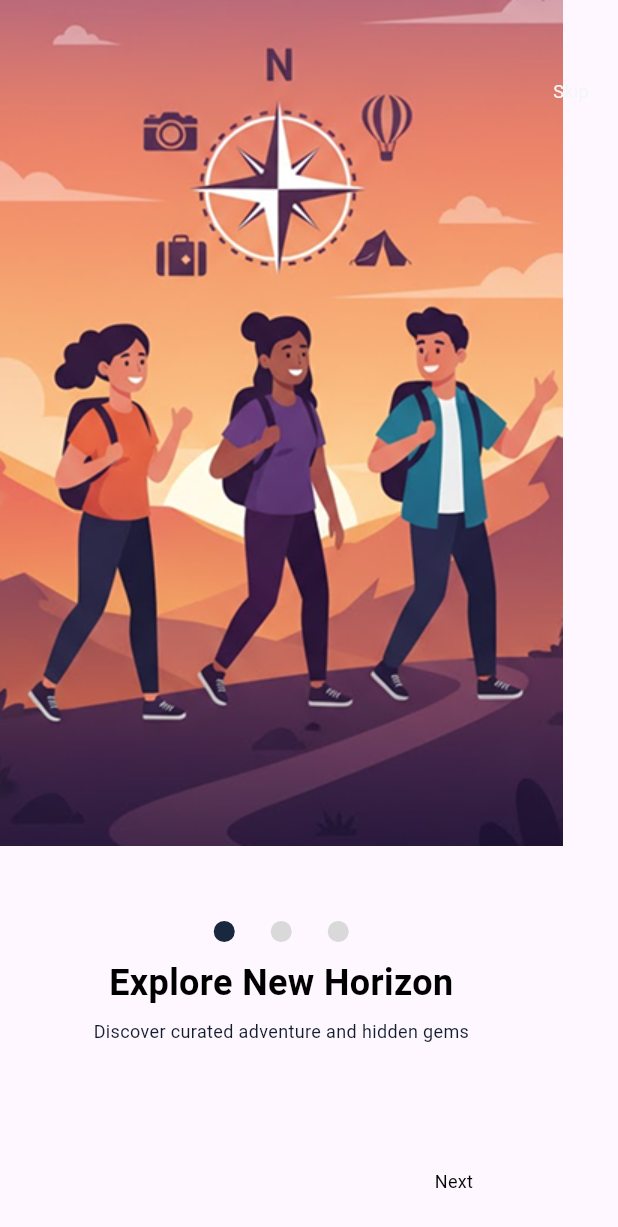
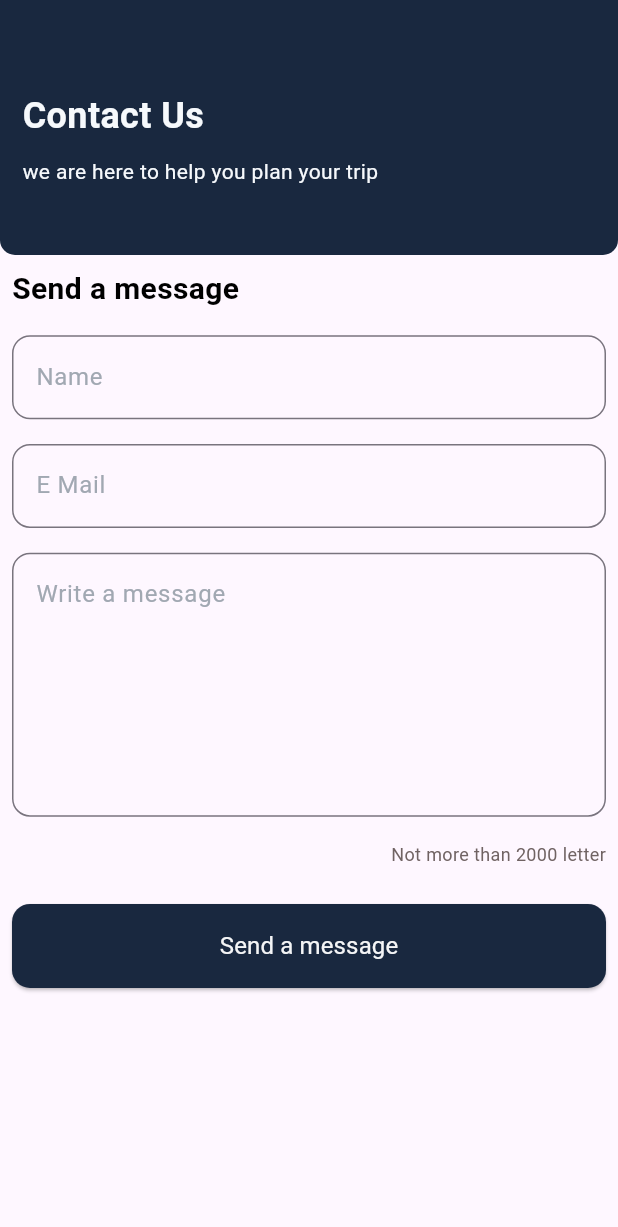
Before and after one commit to Engiielshaer/tourism_app, a Flutter app: the screen it shows after launch, on a phone screen of 412 x 824 dp. Shown: the top 1227 px of the screen. Run offline on Flutter 3.47's test engine with Material 3 defaults, Android fonts, the phone set to English and light mode, and no system bars; drawn by our look-alikes of smooth_page_indicator.

Commit message:
Finished Ui of Contact Us screen .

```diff
--- a/lib/main.dart
+++ b/lib/main.dart
@@ -2,6 +2,7 @@ import 'package:flutter/material.dart';
 import 'package:tourism_task/ui/auth/forgetPassword/forgetPassword_screen.dart';
 import 'package:tourism_task/ui/auth/login/login_screen.dart';
 import 'package:tourism_task/ui/auth/signup/signUp_screen.dart';
+import 'package:tourism_task/ui/screens/contactUs/contactUs.dart';
 import 'package:tourism_task/ui/screens/onboarding/onboarbing_screen.dart';
 import 'package:tourism_task/ui/screens/splash/splash.dart';
 import 'package:tourism_task/ui/screens/welcome/welcome_screen.dart';
@@ -21,14 +22,15 @@ class MyApp extends StatelessWidget {
       debugShowCheckedModeBanner: false,
 
       routes: {
-        SplashScreen.routeName:(_)=> SplashScreen(),
-        OnBoardingScreen.routeName:(_)=>OnBoardingScreen(),
-        SignUpScreen.routeName:(_)=> SignUpScreen(),
-        LoginScreen.routeName:(_)=> LoginScreen(),
-        ForgetPasswordScreen.routeName:(_)=>ForgetPasswordScreen(),
-        WelcomeScreen.routeName:(_)=>WelcomeScreen()
+        SplashScreen.routeName:(_)=>const SplashScreen(),
+        OnBoardingScreen.routeName:(_)=>const OnBoardingScreen(),
+        SignUpScreen.routeName:(_)=>const SignUpScreen(),
+        LoginScreen.routeName:(_)=>const LoginScreen(),
+        ForgetPasswordScreen.routeName:(_)=>const ForgetPasswordScreen(),
+        WelcomeScreen.routeName:(_)=>const WelcomeScreen(),
+        ContactUs.routeName: (_)=>const ContactUs()
       },
-      initialRoute: SplashScreen.routeName,
+      initialRoute: ContactUs.routeName,
     );
 
 
--- a/lib/ui/auth/customWidget/textField.dart
+++ b/lib/ui/auth/customWidget/textField.dart
@@ -20,8 +20,8 @@ class BuildTextField extends StatelessWidget {
         suffixIcon: icon !=null ? Icon(icon,color: Color(0xffA1A8B2),) : null ,
         border: OutlineInputBorder(
           borderRadius: BorderRadius.circular(12),
-          borderSide: BorderSide(
-            color: Color(0xffA1A8B2)
+          borderSide: const BorderSide(
+            color: Color(0xffDADCE0)
           )
         )
       ),
--- /dev/null
+++ b/lib/ui/screens/contactUs/contactUs.dart
@@ -0,0 +1,114 @@
+
+import 'package:flutter/cupertino.dart';
+import 'package:flutter/material.dart';
+import 'package:tourism_task/ui/auth/customWidget/textField.dart';
+import 'package:tourism_task/ui/utils/app_style.dart';
+
+class ContactUs extends StatelessWidget {
+  static const String routeName='ContactUs';
+  const ContactUs({super.key});
+
+  @override
+  Widget build(BuildContext context) {
+    return Scaffold(
+      appBar: PreferredSize(
+        preferredSize: const Size.fromHeight(170),
+        child: AppBar(
+          shape: const RoundedRectangleBorder(
+            borderRadius: BorderRadius.vertical(
+              bottom: Radius.circular(10)
+            ),
+          ),
+          backgroundColor: Color(0xff19283F),
+          elevation: 0.0,
+          flexibleSpace: Container(
+            padding: EdgeInsets.only(top: 60),
+
+            child: Column(
+              crossAxisAlignment: CrossAxisAlignment.start,
+              children: [
+                Padding(
+                  padding: const EdgeInsets.only(left: 15),
+                  child: Text('Contact Us',
+                    style: AppStyle.largeTitle.copyWith(color: Color(0xffF6F9FC)),
+                  ),
+                ),
+                SizedBox(height: 10,),
+                Padding(
+                  padding: const EdgeInsets.only(left: 15),
+                  child: Text('we are here to help you plan your trip',
+                    style: AppStyle.hintText.copyWith(fontSize: 14,color: Color(0xffF6F9FC)),
+                  ),
+                ),],
+            ),),
+        ),),
+      body: SingleChildScrollView(
+        child: Padding(
+          padding: const EdgeInsets.all(8.0),
+          child: Column(
+            crossAxisAlignment:CrossAxisAlignment.start,
+            children: [
+              Text('Send a message',
+                style: AppStyle.largeTitle.copyWith(fontSize: 20),
+              ),
+              SizedBox(
+                height:MediaQuery.of(context).size.height*.02,
+              ),
+              BuildTextField(obsecure: false, text: 'Name'),
+              SizedBox(
+                height:MediaQuery.of(context).size.height*.02,
+              ),
+              BuildTextField(obsecure: false, text: 'E Mail',),
+              SizedBox(
+                height:MediaQuery.of(context).size.height*.02,
+              ),
+              TextField(
+                maxLines: 6,
+                decoration: InputDecoration(
+                    hintText: 'Write a message',
+                    hintStyle: AppStyle.hintText,
+                    border: OutlineInputBorder(
+                        borderRadius: BorderRadius.circular(12),
+                        borderSide: const BorderSide(
+                            color: Color(0xffDADCE0)
+                        )
+                    )
+                ),
+              ),
+              SizedBox(
+                height:MediaQuery.of(context).size.height*.02,
+              ),
+              Align(
+                alignment: Alignment.centerRight,
+                child: Text('Not more than 2000 letter',
+                  style: AppStyle.subTitle.copyWith(color: Color(0xff706363),),
+                ),
+              ),
+              SizedBox(
+                height:MediaQuery.of(context).size.height*.03,
+              ),
+              SizedBox(
+                width: double.infinity,
+                height: 56,
+                child: ElevatedButton(
+                    onPressed: (){
+                    },
+                    style: ElevatedButton.styleFrom(
+                        backgroundColor: Color(0xff19283F),
+                        shape: RoundedRectangleBorder(
+                            borderRadius: BorderRadius.circular(12)
+                        )
+                    ),
+                    child: Text(
+                      'Send a message',
+                      style: AppStyle.hintText.copyWith(color: Color(0xffF4F5F6)),
+                    )),
+              ),
+
+            ],
+          ),
+        ),
+      ),
+    );
+  }
+}
```
